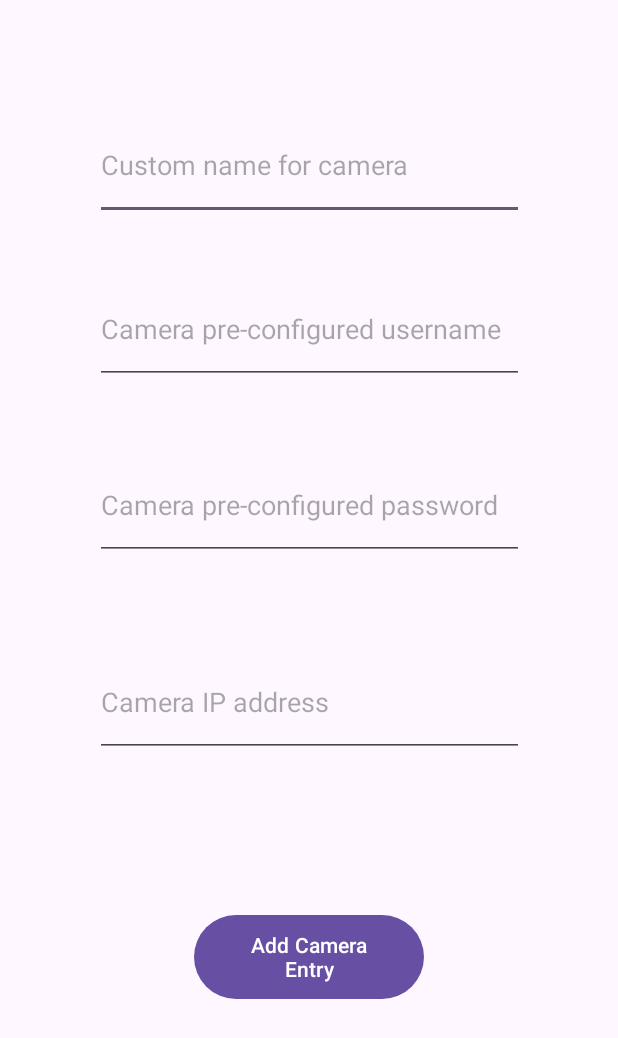
After one commit to C20384993/Cam_Coord_FYP, an Android app: the AddCameraActivity screen opened directly, with no data from a screen before it, on a phone screen of 412 x 824 dp. The commit adds this screen. Shown: the top 1038 px of the screen. Run offline under Robolectric (Android 15) with nearby library versions, the phone set to English and light mode, and no system bars.

Commit message:
Added more activities, moved stream viewing activity

```diff
--- /dev/null
+++ b/app/src/main/java/com/example/fyp_app/AddCameraActivity.java
@@ -0,0 +1,33 @@
+package com.example.fyp_app;
+
+import androidx.appcompat.app.AppCompatActivity;
+
+import android.os.Bundle;
+import android.widget.Button;
+import android.widget.TextView;
+//TODO: Save camera objects to SQL database.
+public class AddCameraActivity extends AppCompatActivity {
+
+    int cameraID;
+    String cameraName;
+    String camUsername;
+    String camPassword;
+
+    TextView addCamName;
+    TextView addCamUsername;
+    TextView addCamPassword;
+    TextView addCamIP;
+    Button createCamBtn;
+
+    @Override
+    protected void onCreate(Bundle savedInstanceState) {
+        super.onCreate(savedInstanceState);
+        setContentView(R.layout.activity_add_camera);
+
+        addCamName = findViewById(R.id.editText_AddCamName);
+        addCamUsername = findViewById(R.id.editText_AddCamUsername);
+        addCamPassword = findViewById(R.id.editText_AddCamPassword);
+        addCamIP = findViewById(R.id.editText_AddCamIP);
+        createCamBtn = findViewById(R.id.button_CreateCamClass);
+    }
+}
--- /dev/null
+++ b/app/src/main/res/layout/activity_add_camera.xml
@@ -0,0 +1,78 @@
+<?xml version="1.0" encoding="utf-8"?>
+<androidx.constraintlayout.widget.ConstraintLayout xmlns:android="http://schemas.android.com/apk/res/android"
+    xmlns:app="http://schemas.android.com/apk/res-auto"
+    xmlns:tools="http://schemas.android.com/tools"
+    android:layout_width="match_parent"
+    android:layout_height="match_parent"
+    tools:context=".AddCameraActivity">
+
+    <EditText
+        android:id="@+id/editText_AddCamName"
+        android:layout_width="286dp"
+        android:layout_height="73dp"
+        android:ems="10"
+        android:hint="Custom name for camera"
+        android:inputType="text"
+        app:layout_constraintBottom_toBottomOf="parent"
+        app:layout_constraintEnd_toEndOf="parent"
+        app:layout_constraintHorizontal_bias="0.504"
+        app:layout_constraintStart_toStartOf="parent"
+        app:layout_constraintTop_toTopOf="parent"
+        app:layout_constraintVertical_bias="0.098" />
+
+    <EditText
+        android:id="@+id/editText_AddCamUsername"
+        android:layout_width="286dp"
+        android:layout_height="73dp"
+        android:layout_marginTop="36dp"
+        android:ems="10"
+        android:hint="Camera pre-configured username"
+        android:inputType="text"
+        app:layout_constraintBottom_toBottomOf="parent"
+        app:layout_constraintEnd_toEndOf="parent"
+        app:layout_constraintHorizontal_bias="0.504"
+        app:layout_constraintStart_toStartOf="parent"
+        app:layout_constraintTop_toBottomOf="@+id/editText_AddCamName"
+        app:layout_constraintVertical_bias="0.0" />
+
+    <EditText
+        android:id="@+id/editText_AddCamPassword"
+        android:layout_width="286dp"
+        android:layout_height="73dp"
+        android:layout_marginTop="44dp"
+        android:ems="10"
+        android:hint="Camera pre-configured password"
+        android:inputType="text"
+        app:layout_constraintBottom_toBottomOf="parent"
+        app:layout_constraintEnd_toEndOf="parent"
+        app:layout_constraintHorizontal_bias="0.504"
+        app:layout_constraintStart_toStartOf="parent"
+        app:layout_constraintTop_toBottomOf="@+id/editText_AddCamUsername"
+        app:layout_constraintVertical_bias="0.0" />
+
+    <EditText
+        android:id="@+id/editText_AddCamIP"
+        android:layout_width="286dp"
+        android:layout_height="73dp"
+        android:ems="10"
+        android:hint="Camera IP address"
+        android:inputType="text"
+        app:layout_constraintBottom_toBottomOf="parent"
+        app:layout_constraintEnd_toEndOf="parent"
+        app:layout_constraintHorizontal_bias="0.504"
+        app:layout_constraintStart_toStartOf="parent"
+        app:layout_constraintTop_toBottomOf="@+id/editText_AddCamPassword"
+        app:layout_constraintVertical_bias="0.153" />
+
+    <Button
+        android:id="@+id/button_CreateCamClass"
+        android:layout_width="153dp"
+        android:layout_height="64dp"
+        android:text="Add Camera Entry"
+        app:layout_constraintBottom_toBottomOf="parent"
+        app:layout_constraintEnd_toEndOf="parent"
+        app:layout_constraintStart_toStartOf="parent"
+        app:layout_constraintTop_toBottomOf="@+id/editText_AddCamIP"
+        app:layout_constraintVertical_bias="0.398" />
+
+</androidx.constraintlayout.widget.ConstraintLayout>
```
Also changed, not shown: app/src/main/AndroidManifest.xml (+11 -2 lines), app/src/main/java/com/example/fyp_app/Camera.java (added, +44 -0 lines), app/src/main/java/com/example/fyp_app/CameraListActivity.java (added, +31 -0 lines), app/src/main/java/com/example/fyp_app/MainActivity.java (+9 -1 lines), app/src/main/java/com/example/fyp_app/RecordingsOptionsActivity.java (added, +30 -0 lines), app/src/main/java/com/example/fyp_app/StreamViewingActivity.java (renamed from app/src/main/java/com/example/fyp_app/SensorManagementActivity.java, +10 -6 lines), app/src/main/res/layout/activity_camera_list.xml (added, +22 -0 lines), app/src/main/res/layout/activity_recordings_options.xml (renamed from app/src/main/res/layout/activity_sensor_management.xml, +6 -15 lines), app/src/main/res/layout/activity_stream_viewing.xml (added, +28 -0 lines).
